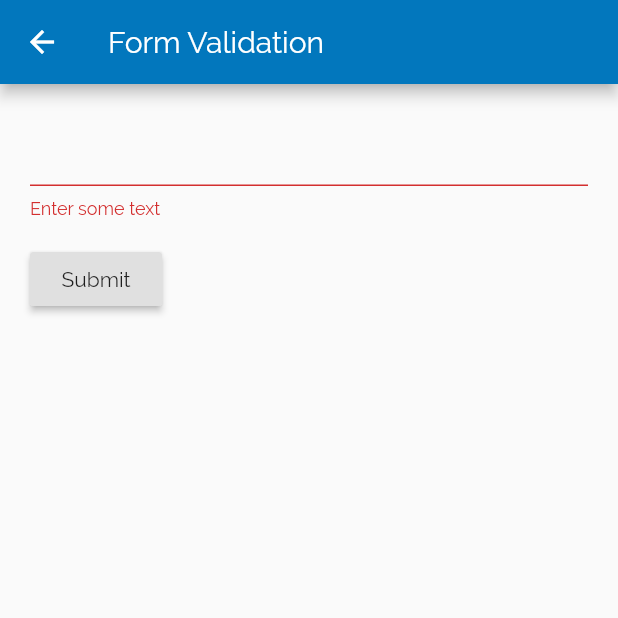
After one commit to MudOnTire/flutter_demos, a Flutter app: the FormValidationApp screen opened by its route, after a tap on "Submit", on a phone screen of 412 x 824 dp, the top half of it. The commit adds this screen. Run offline on Flutter 3.47's test engine with Material 2 defaults, Android fonts, the phone set to English and light mode, and no system bars.

Commit message:
add form validation demo

```diff
--- a/lib/main.dart
+++ b/lib/main.dart
@@ -9,6 +9,8 @@ import 'package:flutter_layout_demo/pages/design/ios-tabs-app/IOSTabsApp.dart';
 import 'package:flutter_layout_demo/pages/design/orientation/OrientationBasedApp.dart';
 import 'package:flutter_layout_demo/pages/design/snackbar/SnackbarApp.dart';
 import 'package:flutter_layout_demo/pages/design/tabs-app/TabsApp.dart';
+import 'package:flutter_layout_demo/pages/form/Demos.dart';
+import 'package:flutter_layout_demo/pages/form/FormValidation.dart';
 import 'package:flutter_layout_demo/pages/home.dart';
 import 'package:flutter_layout_demo/pages/layout/layout.dart';
 import 'package:flutter_layout_demo/pages/navigation/data-to-new-screen/screen_one.dart';
@@ -37,6 +39,9 @@ class MyApp extends StatelessWidget {
           '/design/orientation': (context) => OrientationBasedApp(),
           '/design/tabs': (context) => TabsApp(),
           '/design/ios-tabs': (context) => IOSTabsApp(),
+          // form
+          '/form': (context) => FormDemos(),
+          '/form/validation': (context) => FormValidationApp(),
           // animation
           '/animation': (context) => AnimationDemos(),
           '/animation/page-transition': (context) => RTScreenOne(),
--- /dev/null
+++ b/lib/pages/form/Demos.dart
@@ -0,0 +1,20 @@
+import 'package:flutter/material.dart';
+
+class FormDemos extends StatelessWidget {
+  @override
+  Widget build(BuildContext context) {
+    return Scaffold(
+      appBar: AppBar(title: Text('Form Demos')),
+      body: ListView(
+        children: <Widget>[
+          ListTile(
+            title: Text('Build a form with validation'),
+            onTap: () {
+              Navigator.pushNamed(context, '/form/validation');
+            },
+          )
+        ],
+      ),
+    );
+  }
+}
--- /dev/null
+++ b/lib/pages/form/FormValidation.dart
@@ -0,0 +1,56 @@
+import 'package:flutter/material.dart';
+
+class FormValidationApp extends StatelessWidget {
+  @override
+  Widget build(BuildContext context) {
+    return Scaffold(
+      appBar: AppBar(title: Text('Form Validation')),
+      body: FormValidation(),
+    );
+  }
+}
+
+class FormValidation extends StatefulWidget {
+  @override
+  FormValidationState createState() {
+    return FormValidationState();
+  }
+}
+
+class FormValidationState extends State<FormValidation> {
+  final _fromKey = GlobalKey<FormState>();
+
+  @override
+  Widget build(BuildContext context) {
+    return Form(
+        key: _fromKey,
+        child: Container(
+          padding: EdgeInsets.all(20),
+          child: Column(
+            crossAxisAlignment: CrossAxisAlignment.start,
+            children: <Widget>[
+              TextFormField(
+                validator: (value) {
+                  if (value.isEmpty) {
+                    return 'Enter some text';
+                  }
+                  return null;
+                },
+              ),
+              Padding(
+                padding: const EdgeInsets.symmetric(vertical: 16.0),
+                child: RaisedButton(
+                  child: Text('Submit'),
+                  onPressed: () {
+                    if (_fromKey.currentState.validate()) {
+                      Scaffold.of(context).showSnackBar(
+                          SnackBar(content: Text('Processing Data')));
+                    }
+                  },
+                ),
+              )
+            ],
+          ),
+        ));
+  }
+}
--- a/lib/pages/home.dart
+++ b/lib/pages/home.dart
@@ -8,7 +8,7 @@ class Home extends StatelessWidget {
       body: ListView(
         children: <Widget>[
           ListTile(
-            title: Text('1. Design'),
+            title: Text('Design'),
             onTap: () {
               Navigator.pushNamed(context, '/design');
             },
@@ -17,6 +17,12 @@ class Home extends StatelessWidget {
             title: Text('Layout'),
             onTap: () {
               Navigator.pushNamed(context, '/layout');
+            },
+          ),
+          ListTile(
+            title: Text('Form'),
+            onTap: () {
+              Navigator.pushNamed(context, '/form');
             },
           ),
           ListTile(
```
